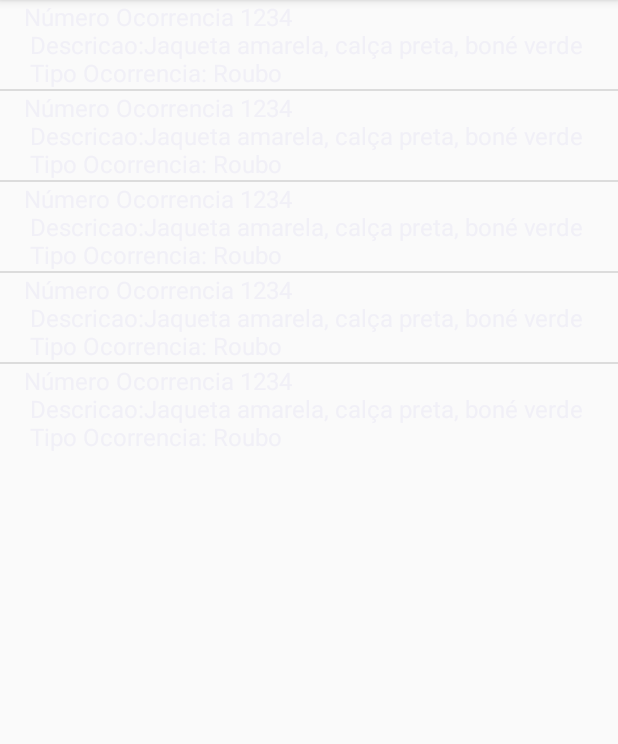
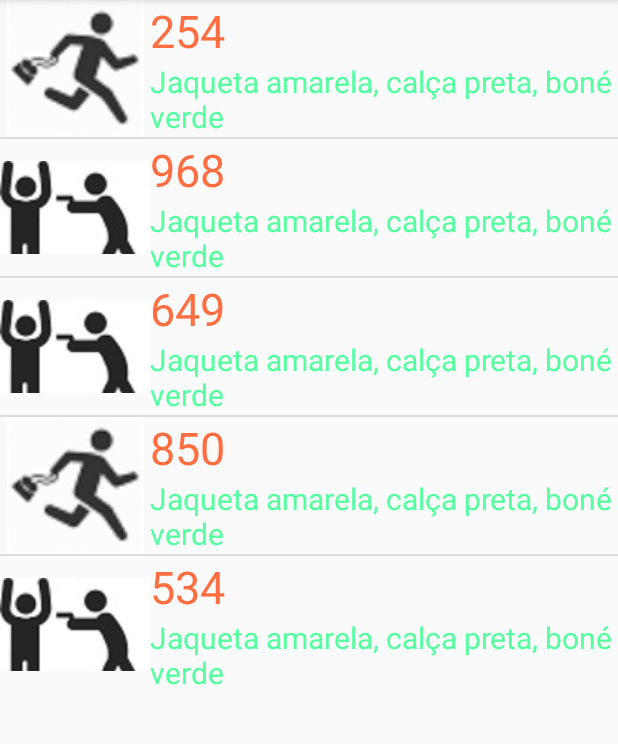
Before and after one commit to jeandy92/AppOcorrenciasv2.0, an Android app: the fragment CadastrarOcorrenciasFragment shown on its own in the app's theme, on a phone screen of 412 x 824 dp, the part 84-828 px from its top. Run offline under Robolectric (Android 15) with nearby library versions, the phone set to English and light mode, and no system bars.

Commit message:
Versão 26 -  22/04/2017

```diff
--- /dev/null
+++ b/app/src/main/java/appocorrencias/com/appocorrencias/ClassesSA/AdapterParaOcorrencias.java
@@ -0,0 +1,71 @@
+package appocorrencias.com.appocorrencias.ClassesSA;
+
+import android.app.Activity;
+import android.view.View;
+import android.view.ViewGroup;
+import android.widget.BaseAdapter;
+import android.widget.ImageView;
+import android.widget.TextView;
+
+import java.util.ArrayList;
+
+import appocorrencias.com.appocorrencias.R;
+
+/**
+ * Created by Jeanderson on 22/04/2017.
+ */
+
+public class AdapterParaOcorrencias extends BaseAdapter {
+
+    private final ArrayList<OcorrenciasRegistradas> ocorrenciasregistradas;
+    private final Activity act;
+
+    public AdapterParaOcorrencias(ArrayList<OcorrenciasRegistradas> ocorrenciasregistradas,Activity act){
+        this.ocorrenciasregistradas = ocorrenciasregistradas;
+        this.act =act;
+
+    }
+
+
+    @Override
+    public int getCount() {
+        return ocorrenciasregistradas.size();
+    }
+
+    @Override
+    public Object getItem(int position) {
+        return ocorrenciasregistradas.get(position);
+    }
+
+    @Override
+    public long getItemId(int position) {
+        return 0;
+    }
+
+    @Override
+    public View getView(int position, View convertView, ViewGroup parent) {
+        View view = act.getLayoutInflater().inflate(R.layout.activity_lista_ocorrencias,parent,false);
+        OcorrenciasRegistradas ocorrenciasRegistradas = ocorrenciasregistradas.get(position);
+
+        //pegando as referências das Views
+        TextView nome = (TextView) view.findViewById(R.id.lista_curso_personalizada_nome);
+        TextView descricao = (TextView)view.findViewById(R.id.lista_curso_personalizada_descricao);
+        ImageView imagem = (ImageView)  view.findViewById(R.id.lista_curso_personalizada_imagem);
+
+
+
+
+        nome.setText(String.valueOf(ocorrenciasRegistradas.getId_ocorrencias()));
+        descricao.setText(ocorrenciasRegistradas.getDescricao());
+
+        if (ocorrenciasRegistradas.getTipocrime().equals("ASSALTO")) {
+            imagem.setImageResource(R.drawable.ic_assalto);
+        } else if (ocorrenciasRegistradas.getTipocrime().equals("ROUBO")) {
+            imagem.setImageResource(R.drawable.ic_roubo1);
+        }
+
+//        imagem.setImageResource(R.drawable.ic_assalto);
+
+        return view;
+    }
+}
--- a/app/src/main/java/appocorrencias/com/appocorrencias/ClassesSA/OcorrenciasRegistradas.java
+++ b/app/src/main/java/appocorrencias/com/appocorrencias/ClassesSA/OcorrenciasRegistradas.java
@@ -2,6 +2,7 @@ package appocorrencias.com.appocorrencias.ClassesSA;
 
 import java.util.ArrayList;
 import java.util.List;
+import java.util.Random;
 
 /**
  * Created by Jeanderson on 22/04/2017.
@@ -11,12 +12,44 @@ public class OcorrenciasRegistradas {
 
     public int Id_ocorrencias;
     public String Descricao;
-   public static List<OcorrenciasRegistradas> lista;
+    public String Tipocrime;
 
-    public OcorrenciasRegistradas(int id_ocorrencias,String descricao){
+    public static List<OcorrenciasRegistradas> lista;
+     public static Random random = new Random();
+
+
+    public int getId_ocorrencias() {
+        return Id_ocorrencias;
+    }
+
+    public void setId_ocorrencias(int id_ocorrencias) {
+        Id_ocorrencias = id_ocorrencias;
+    }
+
+    public String getTipocrime() {
+        return Tipocrime;
+    }
+
+    public void setTipocrime(String tipocrime) {
+        Tipocrime = tipocrime;
+    }
+
+    public String getDescricao() {
+        return Descricao;
+
+    }
+
+    public void setDescricao(String descricao) {
+        Descricao = descricao;
+    }
+
+
+
+    public OcorrenciasRegistradas(int id_ocorrencias,String descricao,String tipocrime){
 
         Id_ocorrencias = id_ocorrencias;
         Descricao = descricao;
+        Tipocrime = tipocrime;
 
     }
 
@@ -24,11 +57,11 @@ public class OcorrenciasRegistradas {
 
         ArrayList<OcorrenciasRegistradas> cursosList = new ArrayList();
 
-        cursosList.add(0,new OcorrenciasRegistradas(1234,"Jaqueta amarela, calça preta, boné verde"));
-        cursosList.add(1,new OcorrenciasRegistradas(1234,"Jaqueta amarela, calça preta, boné verde"));
-        cursosList.add(2,new OcorrenciasRegistradas(1234,"Jaqueta amarela, calça preta, boné verde"));
-        cursosList.add(3,new OcorrenciasRegistradas(1234,"Jaqueta amarela, calça preta, boné verde"));
-        cursosList.add(4,new OcorrenciasRegistradas(1234,"Jaqueta amarela, calça preta, boné verde"));
+        cursosList.add(0,new OcorrenciasRegistradas(random.nextInt(1000),"Jaqueta amarela, calça preta, boné verde","ROUBO"));
+        cursosList.add(1,new OcorrenciasRegistradas(random.nextInt(1000),"Jaqueta amarela, calça preta, boné verde","ASSALTO"));
+        cursosList.add(2,new OcorrenciasRegistradas(random.nextInt(1000),"Jaqueta amarela, calça preta, boné verde","ASSALTO"));
+        cursosList.add(3,new OcorrenciasRegistradas(random.nextInt(1000),"Jaqueta amarela, calça preta, boné verde","ROUBO"));
+        cursosList.add(4,new OcorrenciasRegistradas(random.nextInt(1000),"Jaqueta amarela, calça preta, boné verde","ASSALTO"));
 
 
         return cursosList;
@@ -36,7 +69,7 @@ public class OcorrenciasRegistradas {
     }
  public String toString(){
 
-     return "Número Ocorrencia "+Id_ocorrencias+"\n Descricao:"+Descricao+"   " +" \n Tipo Ocorrencia: "+"Roubo";
+     return "Número Ocorrencia "+Id_ocorrencias+"\n Descricao:"+Descricao+"   " +" \n Tipo Ocorrencia: "+Tipocrime;
 
  }
 }
--- a/app/src/main/java/appocorrencias/com/appocorrencias/ClassesSA/TabAdapter.java
+++ b/app/src/main/java/appocorrencias/com/appocorrencias/ClassesSA/TabAdapter.java
@@ -15,7 +15,7 @@ import appocorrencias.com.appocorrencias.Fragments.PerfilFragment;
 
 public class TabAdapter extends FragmentStatePagerAdapter{
 
-    private String[] tituloAbas = {"PERFIL", "CADASTRAR OCORRÊNCIA"};
+    private String[] tituloAbas = {"PERFIL", "OCORRENCIAS REGISTRADAS"};
     Fragment fragment = null;
     public TabAdapter(FragmentManager fm) {
         super(fm);
--- a/app/src/main/java/appocorrencias/com/appocorrencias/Fragments/CadastrarOcorrenciasFragment.java
+++ b/app/src/main/java/appocorrencias/com/appocorrencias/Fragments/CadastrarOcorrenciasFragment.java
@@ -6,11 +6,11 @@ import android.support.v4.app.Fragment;
 import android.view.LayoutInflater;
 import android.view.View;
 import android.view.ViewGroup;
-import android.widget.ArrayAdapter;
 import android.widget.ListView;
 
 import java.util.ArrayList;
 
+import appocorrencias.com.appocorrencias.ClassesSA.AdapterParaOcorrencias;
 import appocorrencias.com.appocorrencias.ClassesSA.OcorrenciasRegistradas;
 import appocorrencias.com.appocorrencias.R;
 
@@ -39,10 +39,12 @@ public class CadastrarOcorrenciasFragment extends Fragment {
 //        prueba.add("Element2");
 //        prueba.add("Element3");
 
-        ArrayAdapter<OcorrenciasRegistradas> allItemsAdapter =
-                new ArrayAdapter<OcorrenciasRegistradas>(getActivity().getBaseContext(), android.R.layout.simple_list_item_1,prueba);
+        //ArrayAdapter<OcorrenciasRegistradas> allItemsAdapter =
+        // new ArrayAdapter<OcorrenciasRegistradas>(getActivity().getBaseContext(),
+        // android.R.layout.simple_list_item_1,prueba);
+        AdapterParaOcorrencias adapter = new AdapterParaOcorrencias(prueba,getActivity());
 
-        lstItems.setAdapter(allItemsAdapter);
+        lstItems.setAdapter(adapter);
 
         return v;
 
--- /dev/null
+++ b/app/src/main/res/layout/activity_lista_ocorrencias.xml
@@ -0,0 +1,32 @@
+<?xml version="1.0" encoding="utf-8"?>
+<LinearLayout xmlns:android="http://schemas.android.com/apk/res/android"
+    android:layout_width="match_parent"
+    android:layout_height="match_parent"
+    style="@style/ocorrenciasregistradas">
+    <ImageView
+        android:id="@+id/lista_curso_personalizada_imagem"
+        android:layout_width="100dp"
+        android:layout_height="match_parent" />
+
+    <LinearLayout
+        android:layout_width="wrap_content"
+        android:layout_height="match_parent"
+        android:orientation="vertical">
+
+        <TextView
+            android:id="@+id/lista_curso_personalizada_nome"
+            android:layout_width="match_parent"
+            android:layout_height="wrap_content"
+            android:text="Titulo"
+            android:textSize="30dp"
+            android:textColor="#FF6E40"/>
+
+        <TextView
+            android:id="@+id/lista_curso_personalizada_descricao"
+            android:layout_width="match_parent"
+            android:layout_height="wrap_content"
+            android:text="descriçao"
+            android:textSize="20dp" />
+
+    </LinearLayout>
+    </LinearLayout>
--- a/app/src/main/res/values/styles.xml
+++ b/app/src/main/res/values/styles.xml
@@ -1,5 +1,4 @@
 <resources>
-
     <!-- Base application theme. -->
     <style name="AppTheme" parent="Theme.AppCompat.Light.DarkActionBar">
         <!-- Customize your theme here. -->
@@ -14,6 +13,13 @@
     <style name="menu_labels_style">
         <item name="android:background">@drawable/fab_label_background</item>
         <item name="android:textColor">@color/cor_icone</item>
+
+    </style>
+
+    <style name="ocorrenciasregistradas">
+
+        <item name="android:textColor">#00796B</item>
+        <item name ="android:colorAccent">#1DE9B6</item>
 
     </style>
 
```
